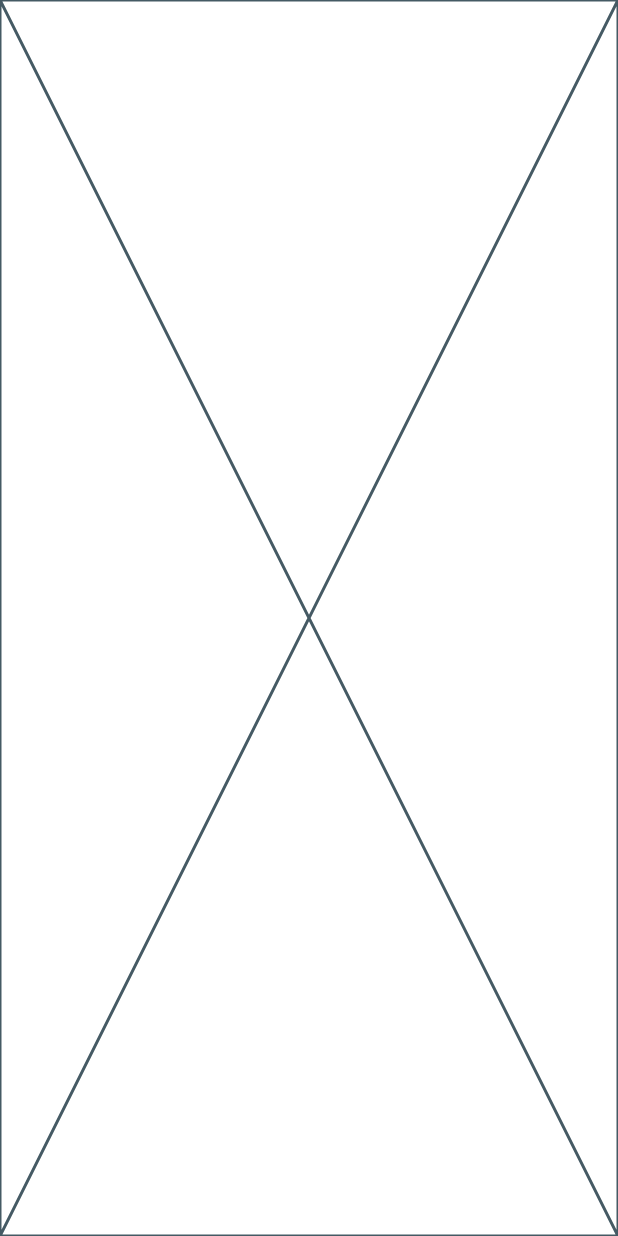
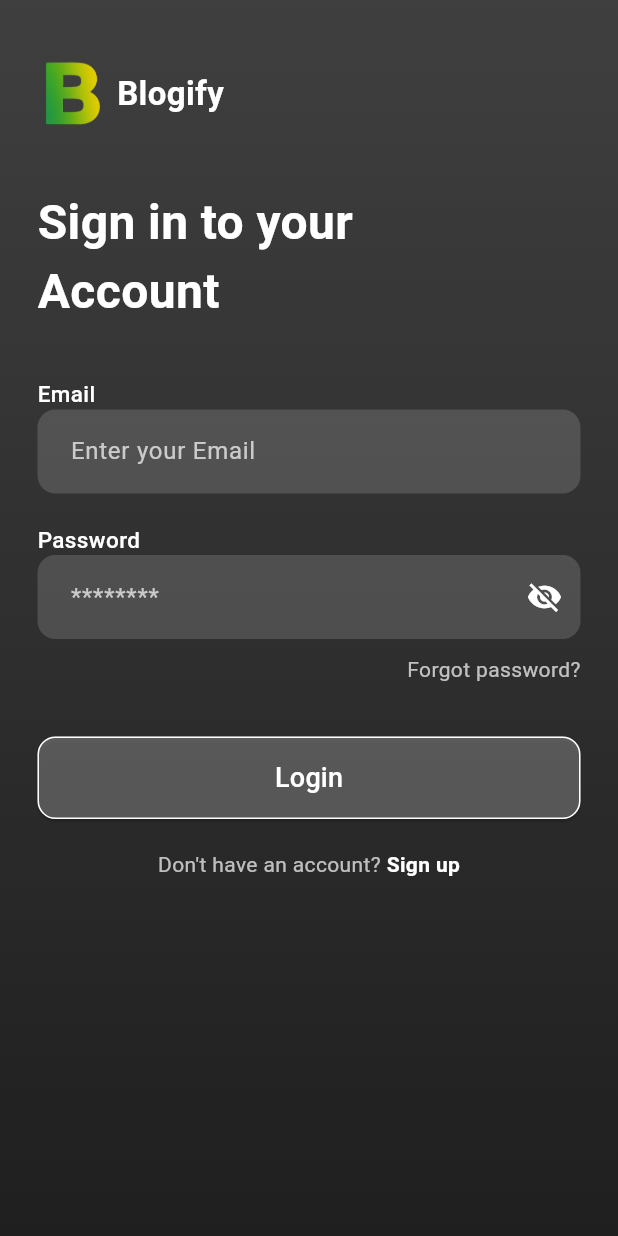
Before and after one commit to Bibek74/blogify, a Flutter app: the screen it shows after launch, after a tap on "Login", on a phone screen of 412 x 824 dp. Run offline on Flutter 3.47's test engine with Material 3 defaults, Android fonts, the phone set to English and light mode, and no system bars.

```diff
--- a/lib/screens/login_screen.dart
+++ b/lib/screens/login_screen.dart
@@ -1,10 +1,200 @@
 import 'package:flutter/material.dart';
+import 'signup_screen.dart';
+import 'home_screen.dart';
 
-class LoginScreen extends StatelessWidget {
+class LoginScreen extends StatefulWidget {
   const LoginScreen({super.key});
 
   @override
+  State<LoginScreen> createState() => _LoginScreenState();
+}
+
+class _LoginScreenState extends State<LoginScreen> {
+  bool showPassword = false;
+
+  @override
   Widget build(BuildContext context) {
-    return const Placeholder();
+    return Scaffold(
+      body: Container(
+        width: double.infinity,
+        height: double.infinity,
+        decoration: const BoxDecoration(
+          gradient: LinearGradient(
+            begin: Alignment.topCenter,
+            end: Alignment.bottomCenter,
+            colors: [
+              Color(0xFF3F3F3F),
+              Color(0xFF1F1F1F),
+            ],
+          ),
+        ),
+        child: SingleChildScrollView(
+          padding: const EdgeInsets.symmetric(horizontal: 25, vertical: 40),
+          child: Column(
+            crossAxisAlignment: CrossAxisAlignment.start,
+            children: [
+              Row(
+                children: [
+                  Image.asset(
+                    "assets/icons/blogify_logo.png",
+                    width: 45,
+                    height: 45,
+                  ),
+                  const SizedBox(width: 8),
+                  const Text(
+                    "Blogify",
+                    style: TextStyle(
+                      fontSize: 22,
+                      fontWeight: FontWeight.bold,
+                      color: Colors.white,
+                    ),
+                  ),
+                ],
+              ),
+
+              const SizedBox(height: 40),
+
+              const Text(
+                "Sign in to your\nAccount",
+                style: TextStyle(
+                  fontSize: 32,
+                  fontWeight: FontWeight.w700,
+                  color: Colors.white,
+                ),
+              ),
+
+              const SizedBox(height: 35),
+
+              label("Email"),
+              field("Enter your Email"),
+
+              const SizedBox(height: 20),
+
+              label("Password"),
+              passwordField(
+                obscure: !showPassword,
+                onToggle: () => setState(() => showPassword = !showPassword),
+              ),
+
+              const SizedBox(height: 10),
+              Align(
+                alignment: Alignment.centerRight,
+                child: GestureDetector(
+                  onTap: () {},
+                  child: const Text(
+                    "Forgot password?",
+                    style: TextStyle(color: Colors.white70),
+                  ),
+                ),
+              ),
+
+              const SizedBox(height: 35),
+
+              SizedBox(
+                width: double.infinity,
+                height: 55,
+                child: ElevatedButton(
+                  style: ElevatedButton.styleFrom(
+                    backgroundColor: Colors.white.withOpacity(0.25),
+                    shape: RoundedRectangleBorder(
+                      borderRadius: BorderRadius.circular(12),
+                      side: const BorderSide(color: Colors.white),
+                    ),
+                  ),
+                  onPressed: () {
+                    Navigator.pushReplacement(
+                      context,
+                      MaterialPageRoute(builder: (_) => const HomeScreen()),
+                    );
+                  },
+                  child: const Text(
+                    "Login",
+                    style: TextStyle(
+                      fontSize: 18,
+                      color: Colors.white,
+                    ),
+                  ),
+                ),
+              ),
+
+              const SizedBox(height: 20),
+
+              Row(
+                mainAxisAlignment: MainAxisAlignment.center,
+                children: [
+                  const Text(
+                    "Don't have an account? ",
+                    style: TextStyle(color: Colors.white70),
+                  ),
+                  GestureDetector(
+                    onTap: () {
+                      Navigator.push(
+                        context,
+                        MaterialPageRoute(builder: (_) => const SignupScreen()),
+                      );
+                    },
+                    child: const Text(
+                      "Sign up",
+                      style: TextStyle(
+                        color: Colors.white,
+                        fontWeight: FontWeight.bold,
+                      ),
+                    ),
+                  ),
+                ],
+              )
+            ],
+          ),
+        ),
+      ),
+    );
+  }
+
+  Widget label(String title) {
+    return Text(
+      title,
+      style: const TextStyle(
+        color: Colors.white,
+        fontSize: 15,
+        fontWeight: FontWeight.w500,
+      ),
+    );
+  }
+
+  Widget field(String hint) {
+    return TextField(
+      style: const TextStyle(color: Colors.white),
+      decoration: inputDecoration(hint),
+    );
+  }
+
+  Widget passwordField({required bool obscure, required VoidCallback onToggle}) {
+    return TextField(
+      obscureText: obscure,
+      style: const TextStyle(color: Colors.white),
+      decoration: inputDecoration("********").copyWith(
+        suffixIcon: IconButton(
+          icon: Icon(
+            obscure ? Icons.visibility_off : Icons.visibility,
+            color: Colors.white,
+          ),
+          onPressed: onToggle,
+        ),
+      ),
+    );
+  }
+
+  InputDecoration inputDecoration(String hint) {
+    return InputDecoration(
+      hintText: hint,
+      hintStyle: const TextStyle(color: Colors.white70),
+      filled: true,
+      fillColor: Colors.white.withOpacity(0.15),
+      contentPadding: const EdgeInsets.symmetric(vertical: 16, horizontal: 18),
+      border: OutlineInputBorder(
+        borderRadius: BorderRadius.circular(12),
+        borderSide: BorderSide.none,
+      ),
+    );
   }
 }
```
